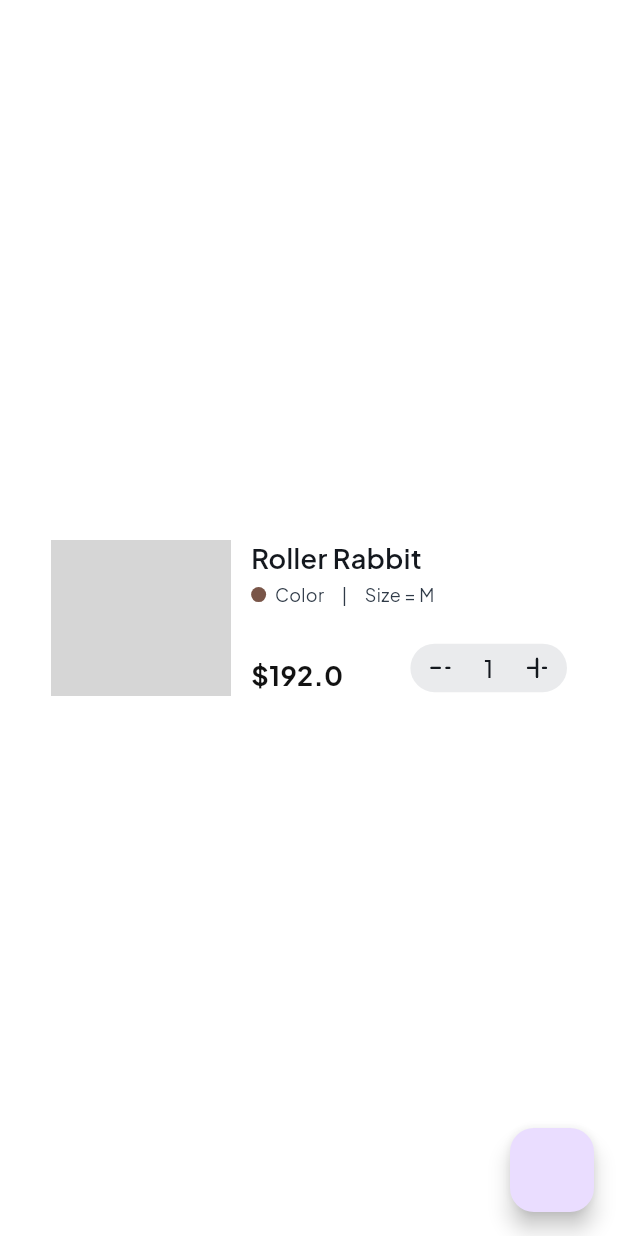
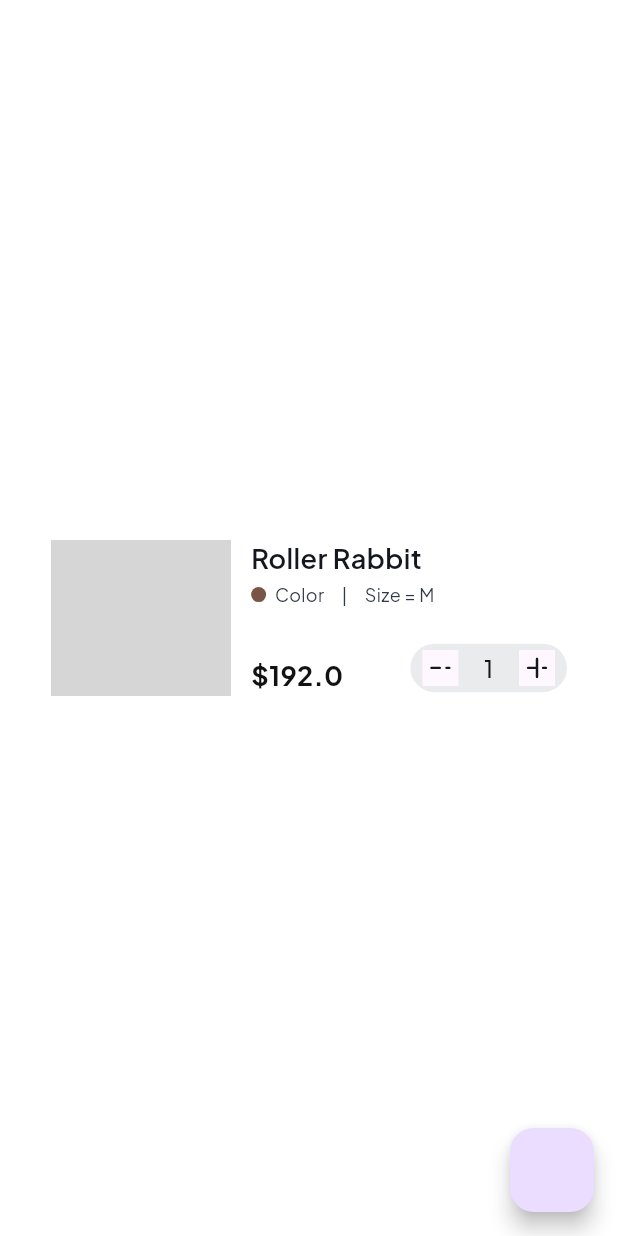
Before and after one commit to tursunalikhorunaliyev/alibi_shop, a Flutter app: the screen it shows after launch, on a phone screen of 412 x 824 dp. Run offline on Flutter 3.47's test engine with Material 3 defaults, Android fonts, the phone set to English and light mode, and no system bars; our stand-ins replace another_flushbar, curved_navigation_bar, dio, flutter_bloc, flutter_screenutil, flutter_svg and 7 more; network calls fail; grey boxes are pictures that could not be loaded.

```diff
--- a/lib/feature/confirm_order/widget/order_card.dart
+++ b/lib/feature/confirm_order/widget/order_card.dart
@@ -118,12 +118,21 @@
                                 mainAxisAlignment:
                                     MainAxisAlignment.spaceBetween,
                                 children: [
-                                  SvgPicture.asset(Assets.iconsMinus),
+                                  Material(
+                                    child: InkWell(
+                                      child:
+                                          SvgPicture.asset(Assets.iconsMinus),
+                                    ),
+                                  ),
                                   const Text(
                                     "1",
                                     style: AppFonts.bb1Medium,
                                   ),
-                                  SvgPicture.asset(Assets.iconsPlus)
+                                  Material(
+                                    child: InkWell(
+                                      child: SvgPicture.asset(Assets.iconsPlus),
+                                    ),
+                                  )
                                 ],
                               ),
                             ),
```
